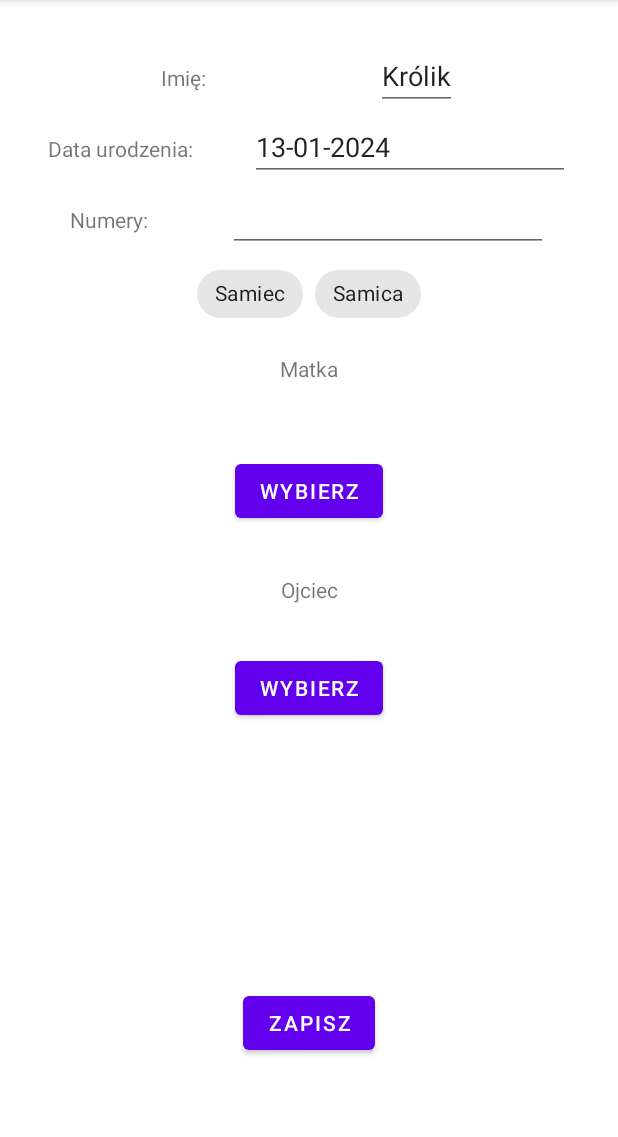
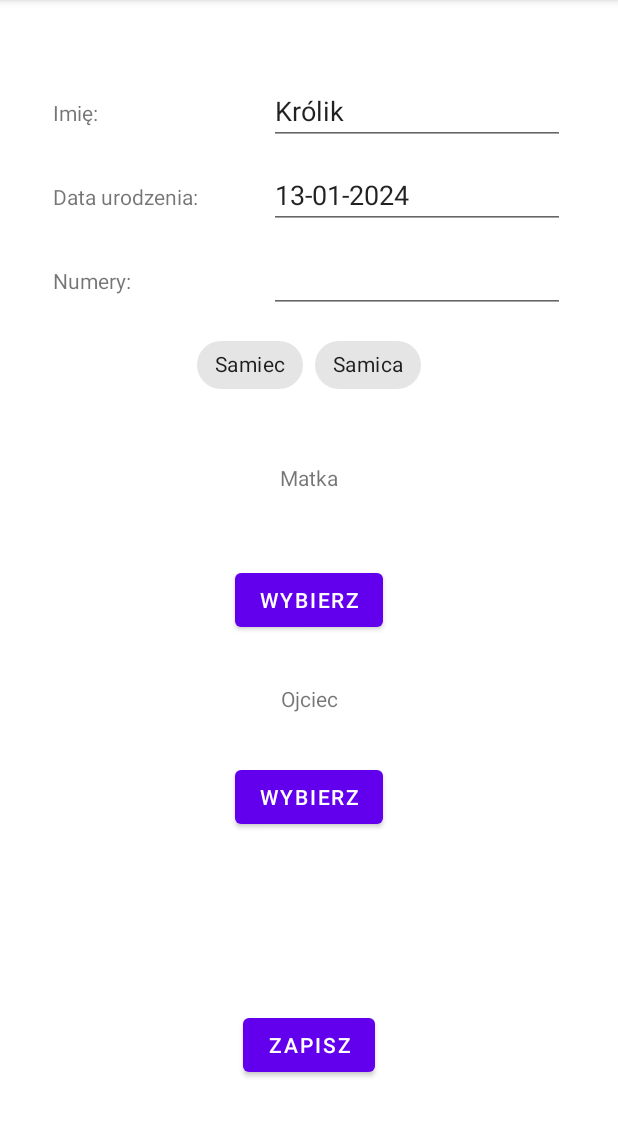
Before and after one commit to AgnieszkaKlobus12/RabbitApp, an Android app: the screen it shows after launch (MainActivity), after a tap on "Dodaj królika", on a phone screen of 412 x 824 dp, the part 84-1221 px from its top. Run offline under Robolectric (Android 15) with nearby library versions, the light colour scheme and no system bars; our stand-ins replace Room's generated code, navigation-ui; 1 other tap on this screen came first.

Commit message:
unuglyfy layouts

```diff
--- a/app/src/main/java/com/example/rabbitapp/ui/mainTab/add/AddRabbitFragment.kt
+++ b/app/src/main/java/com/example/rabbitapp/ui/mainTab/add/AddRabbitFragment.kt
@@ -97,6 +97,7 @@ class AddRabbitFragment : Fragment() {
                     LocalDate.parse(binding.addRabbitDate.text.toString(), formatter).toEpochDay(),
                     getRabbitGender(),
                     binding.addRabbitNumbers.text.toString(),
+                    ByteArray(0),
                     viewModel.selectedMother?.id, viewModel.selectedFather?.id
                 )
             )
--- a/app/src/main/res/layout/fragment_add_rabbit.xml
+++ b/app/src/main/res/layout/fragment_add_rabbit.xml
@@ -16,11 +16,24 @@
         app:layout_constraintTop_toTopOf="parent"
         tools:src="@tools:sample/avatars" />
 
+    <TableLayout
+        android:id="@+id/table_rabbit_data"
+        android:layout_width="match_parent"
+        android:layout_height="wrap_content"
+        android:layout_margin="@dimen/table_section_margin"
+        app:layout_constraintBottom_toTopOf="@id/add_rabbit_mother"
+        app:layout_constraintLeft_toLeftOf="parent"
+        app:layout_constraintRight_toRightOf="parent"
+        app:layout_constraintTop_toBottomOf="@id/add_rabbit_picture">
+
+        <TableRow>
+
             <TextView
                 android:id="@+id/add_rabbit_name_label"
                 android:layout_width="wrap_content"
                 android:layout_height="wrap_content"
-        android:layout_margin="@dimen/default_margin"
+                android:layout_margin="@dimen/table_margin"
+                android:layout_weight="1"
                 android:text="@string/name_label"
                 app:layout_constraintLeft_toLeftOf="parent"
                 app:layout_constraintRight_toLeftOf="@id/add_rabbit_name"
@@ -30,18 +43,23 @@
                 android:id="@+id/add_rabbit_name"
                 android:layout_width="wrap_content"
                 android:layout_height="wrap_content"
-        android:layout_margin="@dimen/default_margin"
+                android:layout_margin="@dimen/table_margin"
+                android:layout_weight="1"
                 android:inputType="textPersonName"
                 android:text="@string/rabbit_placeholder"
                 app:layout_constraintBaseline_toBaselineOf="@+id/add_rabbit_name_label"
                 app:layout_constraintLeft_toRightOf="@id/add_rabbit_name_label"
                 app:layout_constraintRight_toRightOf="parent" />
+        </TableRow>
+
+        <TableRow>
 
             <TextView
                 android:id="@+id/add_rabbit_date_label"
                 android:layout_width="wrap_content"
                 android:layout_height="wrap_content"
-        android:layout_margin="@dimen/default_margin"
+                android:layout_margin="@dimen/table_margin"
+                android:layout_weight="1"
                 android:text="@string/birth_date_label"
                 app:layout_constraintLeft_toLeftOf="parent"
                 app:layout_constraintRight_toLeftOf="@id/add_rabbit_date"
@@ -51,18 +69,23 @@
                 android:id="@+id/add_rabbit_date"
                 android:layout_width="wrap_content"
                 android:layout_height="wrap_content"
-        android:layout_margin="@dimen/default_margin"
+                android:layout_margin="@dimen/table_margin"
+                android:layout_weight="1"
                 android:ems="10"
                 android:inputType="date"
                 app:layout_constraintBaseline_toBaselineOf="@+id/add_rabbit_date_label"
                 app:layout_constraintLeft_toRightOf="@id/add_rabbit_date_label"
                 app:layout_constraintRight_toRightOf="parent" />
+        </TableRow>
+
+        <TableRow>
 
             <TextView
                 android:id="@+id/add_rabbit_numbers_label"
                 android:layout_width="wrap_content"
                 android:layout_height="wrap_content"
-        android:layout_margin="@dimen/default_margin"
+                android:layout_margin="@dimen/table_margin"
+                android:layout_weight="1"
                 android:text="@string/ear_numbers"
                 app:layout_constraintLeft_toLeftOf="parent"
                 app:layout_constraintRight_toLeftOf="@id/add_rabbit_numbers"
@@ -72,22 +95,23 @@
                 android:id="@+id/add_rabbit_numbers"
                 android:layout_width="wrap_content"
                 android:layout_height="wrap_content"
-        android:layout_margin="@dimen/default_margin"
+                android:layout_margin="@dimen/table_margin"
+                android:layout_weight="1"
                 android:ems="10"
                 android:inputType="number"
                 app:layout_constraintBaseline_toBaselineOf="@+id/add_rabbit_numbers_label"
                 app:layout_constraintLeft_toRightOf="@id/add_rabbit_numbers_label"
                 app:layout_constraintRight_toRightOf="parent" />
+        </TableRow>
+
+        <TableRow android:gravity="center">
 
             <com.google.android.material.chip.ChipGroup
                 android:id="@+id/add_rabbit_gender"
                 android:layout_width="wrap_content"
                 android:layout_height="wrap_content"
-        android:layout_margin="@dimen/default_margin"
+                android:layout_margin="@dimen/table_margin"
                 app:selectionRequired="true"
-        app:layout_constraintLeft_toLeftOf="parent"
-        app:layout_constraintRight_toRightOf="parent"
-        app:layout_constraintTop_toBottomOf="@id/add_rabbit_numbers_label"
                 app:singleSelection="true">
 
                 <com.google.android.material.chip.Chip
@@ -102,6 +126,8 @@
                     android:layout_height="wrap_content"
                     android:text="@string/female" />
             </com.google.android.material.chip.ChipGroup>
+        </TableRow>
+    </TableLayout>
 
     <TextView
         android:id="@+id/add_rabbit_mother"
@@ -112,7 +138,7 @@
         app:layout_constraintBottom_toTopOf="@id/add_rabbit_mother_fragment"
         app:layout_constraintLeft_toLeftOf="parent"
         app:layout_constraintRight_toRightOf="parent"
-        app:layout_constraintTop_toBottomOf="@id/add_rabbit_gender" />
+        app:layout_constraintTop_toBottomOf="@id/table_rabbit_data" />
 
     <FrameLayout
         android:id="@+id/add_rabbit_mother_fragment"
--- a/app/src/main/res/values/dimens.xml
+++ b/app/src/main/res/values/dimens.xml
@@ -1,6 +1,8 @@
 <resources>
     <!-- Default screen margins, per the Android Design guidelines. -->
     <dimen name="default_margin">16dp</dimen>
+    <dimen name="table_margin">5dp</dimen>
+    <dimen name="table_section_margin">20dp</dimen>
     <dimen name="text_margin">16dp</dimen>
 
 </resources>
```
Also changed, not shown: app/src/main/res/layout/fragment_add_litter.xml (+35 -7 lines). Lines whose indentation alone changed are shown as unchanged.
